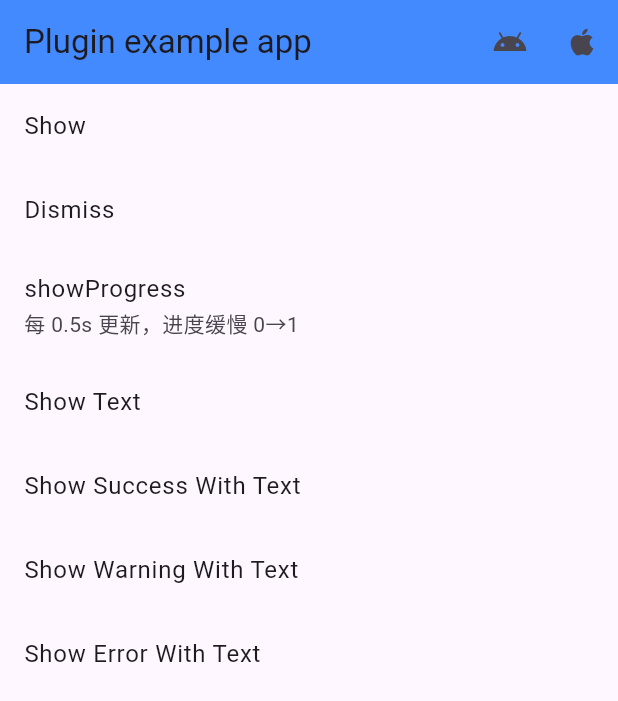
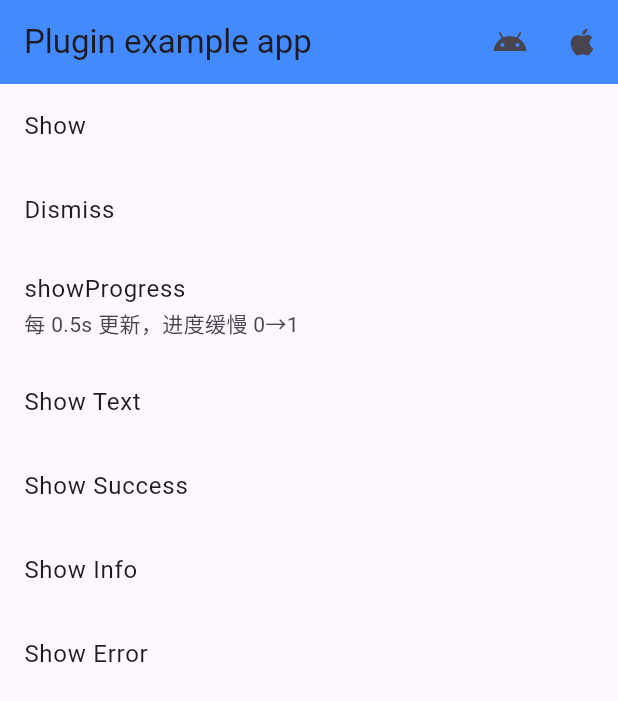
Before and after one commit to MF-dosear/toast_kit, a Flutter app: the screen it shows after launch, after a tap on "Show Text", on a phone screen of 412 x 824 dp. Shown: the top 701 px of the screen. Run offline on Flutter 3.47's test engine with Material 3 defaults, Android fonts, the phone set to English and light mode, and no system bars; our stand-ins replace plugin_platform_interface.

Commit message:
fix：优化类和方法命名方式

```diff
--- a/example/lib/main.dart
+++ b/example/lib/main.dart
@@ -35,9 +35,9 @@ class _MyAppState extends State<MyApp> {
     }).take(21).listen(
       (v) {
         if (v >= 1.0) {
-          Toastkit.dismiss();
+          Toast.dismiss();
         } else {
-          Toastkit.showProgress(value: v);
+          Toast.showProgress(value: v);
         }
       },
       onDone: () => _progressSubscription = null,
@@ -55,7 +55,7 @@ class _MyAppState extends State<MyApp> {
             IconButton(
               icon: const Icon(Icons.android_rounded),
               onPressed: () {
-                Toastkit.init(
+                Toast.setStyle(
                   mode: ToastMode.dark,
                   maskMode: ToastMaskMode.black,
                   animationMode: ToastAnimationMode.native,
@@ -65,7 +65,7 @@ class _MyAppState extends State<MyApp> {
             IconButton(
               icon: const Icon(Icons.apple),
               onPressed: () {
-                Toastkit.init(
+                Toast.setStyle(
                   mode: ToastMode.light,
                   maskMode: ToastMaskMode.gradient,
                   animationMode: ToastAnimationMode.flat,
@@ -79,10 +79,10 @@ class _MyAppState extends State<MyApp> {
             ListTile(
               title: const Text('Show'),
               onTap: () {
-                Toastkit.show();
+                Toast.show();
                 // 延时2s消失
                 Future.delayed(const Duration(seconds: 2), () {
-                  Toastkit.dismiss();
+                  Toast.dismiss();
                 });
               },
             ),
@@ -91,7 +91,7 @@ class _MyAppState extends State<MyApp> {
               onTap: () async {
                 _progressSubscription?.cancel();
                 _progressSubscription = null;
-                await Toastkit.dismiss();
+                await Toast.dismiss();
                 debugPrint("dismiss");
               },
             ),
@@ -105,26 +105,26 @@ class _MyAppState extends State<MyApp> {
             ListTile(
               title: const Text('Show Text'),
               onTap: () async {
-                await Toastkit.showText("Show Text");
+                await Toast.showText("Show Text");
                 debugPrint("Info toast displayed");
               },
             ),
             ListTile(
-              title: const Text('Show Success With Text'),
+              title: const Text('Show Success'),
               onTap: () {
-                Toastkit.showSuccessWithText("This is a success toast");
+                Toast.showSuccess("This is a success toast");
               },
             ),
             ListTile(
-              title: const Text('Show Warning With Text'),
+              title: const Text('Show Info'),
               onTap: () {
-                Toastkit.showWarningWithText("This is a warning toast");
+                Toast.showInfo("This is a warning toast");
               },
             ),
             ListTile(
-              title: const Text('Show Error With Text'),
+              title: const Text('Show Error'),
               onTap: () {
-                Toastkit.showErrorWithText("This is an error toast");
+                Toast.showError("This is an error toast");
               },
             ),
           ],
--- a/lib/toastkit.dart
+++ b/lib/toastkit.dart
@@ -3,9 +3,9 @@ import 'toastkit_platform_interface.dart';
 export 'toastkit_platform_interface.dart' show ToastMode, ToastMaskMode, ToastAnimationMode;
 
 /// Toast 原生弹窗 API，跨平台（iOS/Android/Web）。
-class Toastkit {
+class Toast {
   /// 初始化 HUD 样式（风格、遮罩、动画），建议在应用启动时调用一次。
-  static void init({
+  static void setStyle({
     ToastMode mode = ToastMode.light,
     ToastMaskMode maskMode = ToastMaskMode.none,
     ToastAnimationMode animationMode = ToastAnimationMode.flat,
@@ -33,15 +33,15 @@ class Toastkit {
     return ToastkitPlatform.instance.showText(text);
   }
 
-  static Future<void> showSuccessWithText(String text) {
+  static Future<void> showSuccess(String text) {
     return ToastkitPlatform.instance.showSuccessWithText(text);
   }
 
-  static Future<void> showWarningWithText(String text) {
+  static Future<void> showInfo(String text) {
     return ToastkitPlatform.instance.showWarnWithText(text);
   }
 
-  static Future<void> showErrorWithText(String text) {
+  static Future<void> showError(String text) {
     return ToastkitPlatform.instance.showErrorWithText(text);
   }
 }
```
Also changed, not shown: 1 other file.
